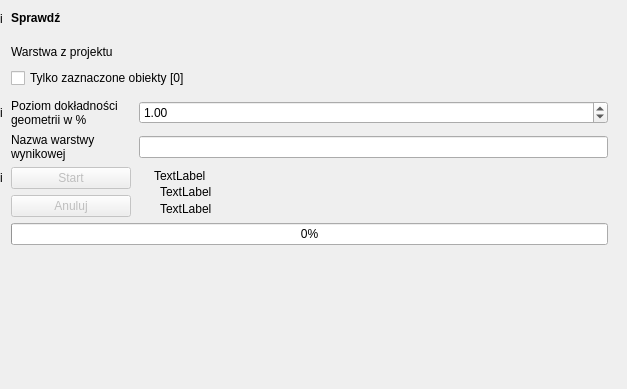
First picture: the form in gissupport_plugin/modules/uldk/modules/check_layer/main_base.ui, repository gis-support/gis-support-plugin, before the edit.
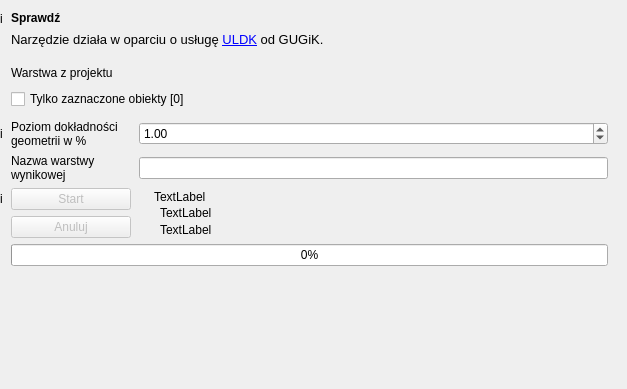
Second picture: the form after the edit. Custom widgets are drawn as their Qt base class.

Diff of the .ui file:
```diff
--- a/gissupport_plugin/modules/uldk/modules/check_layer/main_base.ui
+++ b/gissupport_plugin/modules/uldk/modules/check_layer/main_base.ui
@@ -37,7 +37,7 @@
      <property name="horizontalSpacing">
       <number>8</number>
      </property>
-     <item row="9" column="1" colspan="2">
+     <item row="10" column="1" colspan="2">
       <widget class="QProgressBar" name="progress_bar">
        <property name="sizePolicy">
         <sizepolicy hsizetype="Minimum" vsizetype="Fixed">
@@ -75,7 +75,7 @@
        </property>
       </widget>
      </item>
-     <item row="5" column="0">
+     <item row="6" column="0">
       <widget class="QLabel" name="label_info_percent">
        <property name="sizePolicy">
         <sizepolicy hsizetype="Preferred" vsizetype="Fixed">
@@ -97,14 +97,14 @@
        </property>
       </widget>
      </item>
-     <item row="3" column="1" colspan="2">
+     <item row="4" column="1" colspan="2">
       <widget class="QCheckBox" name="checkbox_selected_only">
        <property name="text">
         <string>Tylko zaznaczone obiekty [0]</string>
        </property>
       </widget>
      </item>
-     <item row="7" column="2" rowspan="2">
+     <item row="8" column="2" rowspan="2">
       <layout class="QVBoxLayout" name="verticalLayout_3">
        <property name="leftMargin">
         <number>15</number>
@@ -138,7 +138,7 @@
        </item>
       </layout>
      </item>
-     <item row="5" column="1">
+     <item row="6" column="1">
       <widget class="QLabel" name="label_4">
        <property name="sizePolicy">
         <sizepolicy hsizetype="Preferred" vsizetype="Preferred">
@@ -161,7 +161,7 @@
        </property>
       </widget>
      </item>
-     <item row="7" column="1">
+     <item row="8" column="1">
       <widget class="QPushButton" name="button_start">
        <property name="enabled">
         <bool>false</bool>
@@ -205,7 +205,23 @@
        </property>
       </widget>
      </item>
-     <item row="8" column="1">
+     <item row="1" column="1" colspan="3">
+      <widget class="QLabel" name="infoLabel">
+       <property name="text">
+        <string>&lt;html&gt;&lt;head/&gt;&lt;body&gt;&lt;p&gt;&lt;span style=&quot; font-size:10pt;&quot;&gt;Narzędzie działa w oparciu o usługę &lt;a href=&quot;https://uldk.gugik.gov.pl/opis.html&quot;&gt;&lt;span style=&quot; text-decoration: underline; color:#0000ff;&quot;&gt;ULDK&lt;/span&gt;&lt;/a&gt; od GUGiK.&lt;/span&gt;&lt;/p&gt;&lt;/body&gt;&lt;/html&gt;</string>
+       </property>
+       <property name="textFormat">
+        <enum>Qt::RichText</enum>
+       </property>
+       <property name="wordWrap">
+        <bool>true</bool>
+       </property>
+       <property name="openExternalLinks">
+        <bool>true</bool>
+       </property>
+      </widget>
+     </item>
+     <item row="9" column="1">
       <widget class="QPushButton" name="button_cancel">
        <property name="enabled">
         <bool>false</bool>
@@ -233,7 +249,7 @@
        </property>
       </widget>
      </item>
-     <item row="1" column="1">
+     <item row="2" column="1">
       <spacer name="verticalSpacer_4">
        <property name="orientation">
         <enum>Qt::Vertical</enum>
@@ -249,7 +265,7 @@
        </property>
       </spacer>
      </item>
-     <item row="7" column="0">
+     <item row="8" column="0">
       <widget class="QLabel" name="label_info_start">
        <property name="maximumSize">
         <size>
@@ -268,7 +284,7 @@
        </property>
       </widget>
      </item>
-     <item row="6" column="1">
+     <item row="7" column="1">
       <widget class="QLabel" name="label_2">
        <property name="maximumSize">
         <size>
@@ -284,7 +300,7 @@
        </property>
       </widget>
      </item>
-     <item row="6" column="2">
+     <item row="7" column="2">
       <widget class="QLineEdit" name="text_edit_target_layer_name">
        <property name="sizePolicy">
         <sizepolicy hsizetype="Expanding" vsizetype="Fixed">
@@ -300,7 +316,7 @@
        </property>
       </widget>
      </item>
-     <item row="5" column="2">
+     <item row="6" column="2">
       <widget class="QDoubleSpinBox" name="input_percent">
        <property name="minimumSize">
         <size>
@@ -316,7 +332,7 @@
        </property>
       </widget>
      </item>
-     <item row="2" column="2">
+     <item row="3" column="2">
       <widget class="QgsMapLayerComboBox" name="layer_select" native="true">
        <property name="minimumSize">
         <size>
@@ -326,7 +342,7 @@
        </property>
       </widget>
      </item>
-     <item row="2" column="1">
+     <item row="3" column="1">
       <widget class="QLabel" name="label">
        <property name="minimumSize">
         <size>
@@ -345,7 +361,7 @@
        </property>
       </widget>
      </item>
-     <item row="4" column="1">
+     <item row="5" column="1">
       <spacer name="verticalSpacer_2">
        <property name="orientation">
         <enum>Qt::Vertical</enum>
```
